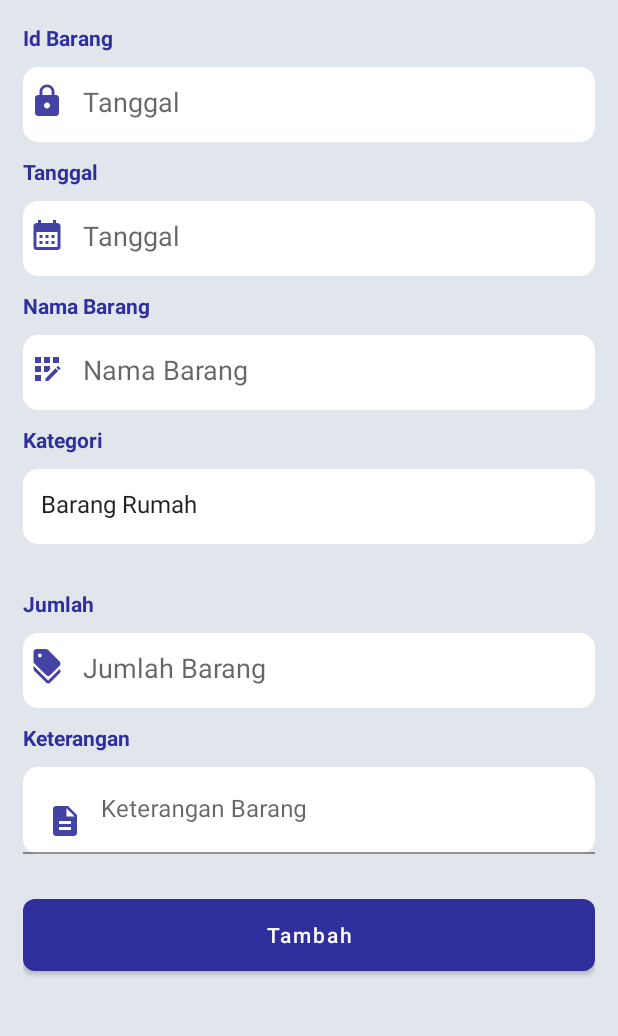
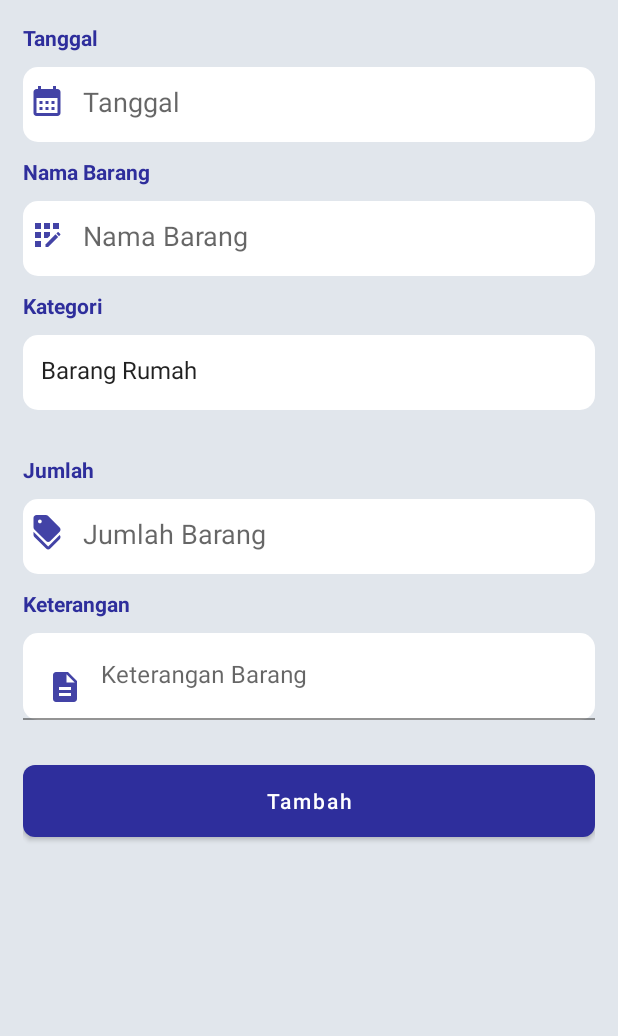
Before and after one commit to mihdan15/BarangKu, an Android app: the UpdateAddActivity screen opened directly, with no data from a screen before it, on a phone screen of 412 x 824 dp, the part 121-1157 px from its top. Run offline under Robolectric (Android 15) with nearby library versions, the phone set to English and light mode, and no system bars.

Commit message:
update code

```diff
--- a/app/src/main/java/com/mihdan/databarang/NetworkConfig.kt
+++ b/app/src/main/java/com/mihdan/databarang/NetworkConfig.kt
@@ -21,7 +21,6 @@ object NetworkConfig {
     fun getRetrofit(): Retrofit {
         return Retrofit.Builder()
             .baseUrl("http://10.0.2.2/server_api/index.php/ServerApi/")
-//            .baseUrl("http://192.168.0.105/server_api/index.php/ServerApi/")
             .client(getInterceptor())
             .addConverterFactory(GsonConverterFactory.create())
             .build()
--- a/app/src/main/java/com/mihdan/databarang/UpdateAddActivity.kt
+++ b/app/src/main/java/com/mihdan/databarang/UpdateAddActivity.kt
@@ -51,7 +51,9 @@ class UpdateAddActivity : AppCompatActivity(), CrudView {
 
             if (itemDataItem == null) {
                 btnAction.text = "Tambah"
-            btnAction. setOnClickListener() {
+                etId.visibility = View.GONE
+                idLabel.visibility = View.GONE
+                btnAction. setOnClickListener() {
                 presenter.addData(
                     etTgl.text.toString(),
                     etNama.text.toString(),
```
Also changed, not shown: app/src/main/java/com/mihdan/databarang/CrudView.kt (+0 -19 lines).
